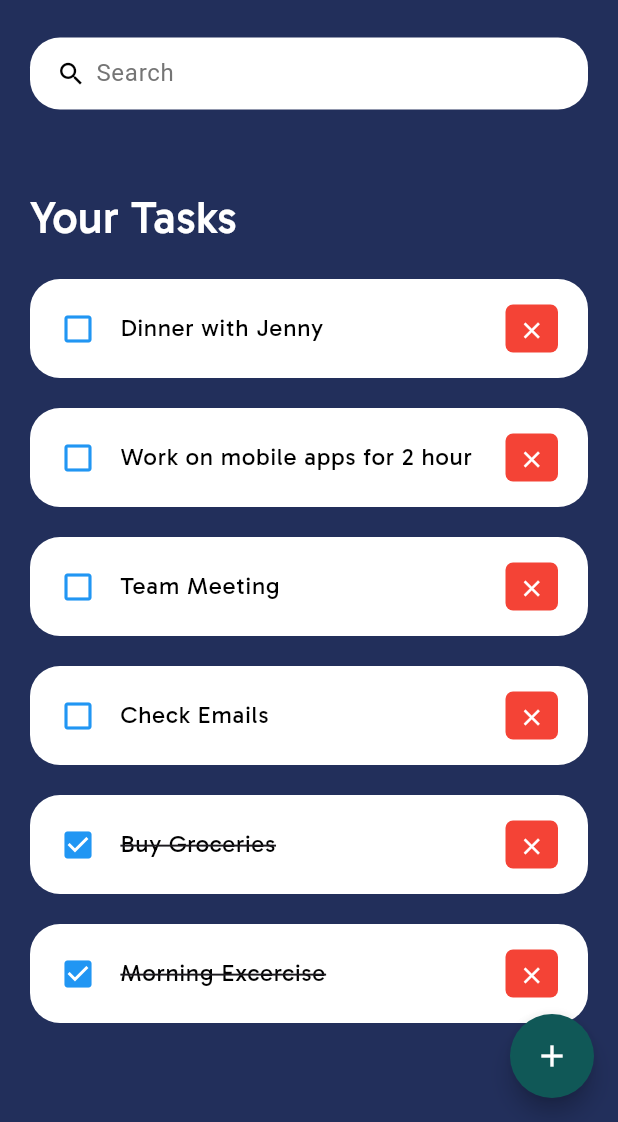
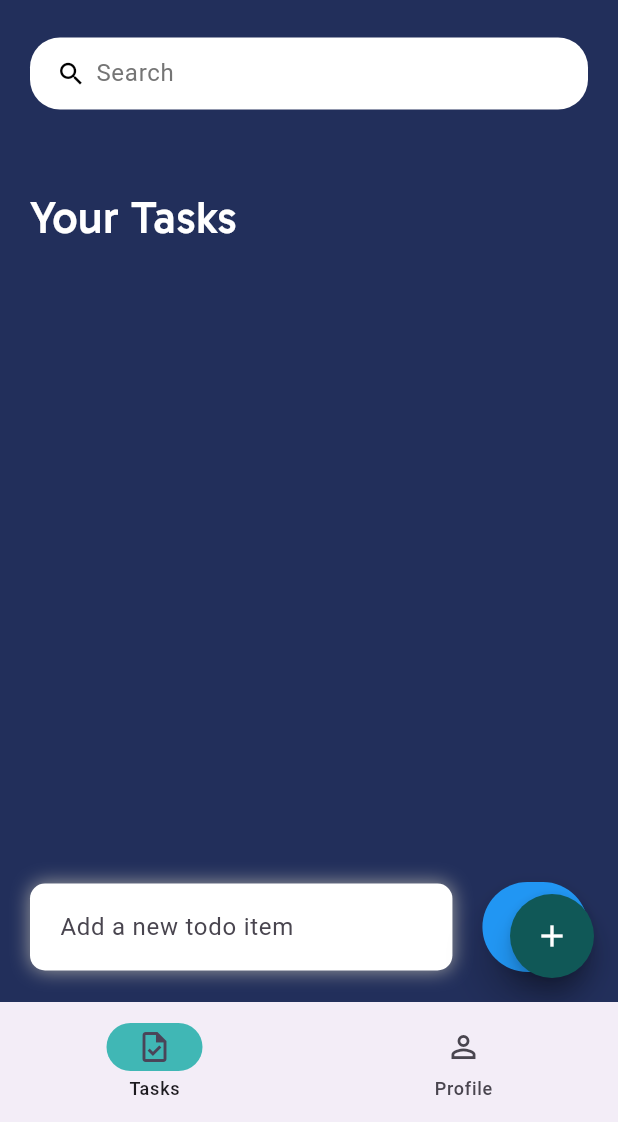
Before and after one commit to Deacher/mobdev-ristek, a Flutter app: the screen it shows after launch, on a phone screen of 412 x 824 dp, the part 114-1236 px from its top. Run offline on Flutter 3.47's test engine with Material 3 defaults, Android fonts, the light colour scheme and no system bars; missing offline and left inert: social_media_flutter.

Commit message:
tinggal add

```diff
--- /dev/null
+++ b/priority_tick/lib/components/drawer.dart
@@ -0,0 +1,102 @@
+import 'package:flutter/material.dart';
+
+import 'package:priority_tick/screens/listpage.dart';
+import 'package:priority_tick/screens/aboutpage.dart';
+
+import 'package:priority_tick/components/status.dart';
+
+/// Flutter code sample for [NavigationBar].
+
+class NavigationBarApp extends StatelessWidget {
+  const NavigationBarApp({super.key});
+
+  @override
+  Widget build(BuildContext context) {
+    return MaterialApp(
+      theme: ThemeData(useMaterial3: true),
+      home: const NavigationExample(),
+    );
+  }
+}
+
+class NavigationExample extends StatefulWidget {
+  const NavigationExample({super.key});
+
+  @override
+  State<NavigationExample> createState() => _NavigationExampleState();
+}
+
+class _NavigationExampleState extends State<NavigationExample> {
+  int currentPageIndex = 0;
+  static const IconData task_outlined = IconData(0xf429, fontFamily: 'MaterialIcons');
+
+  @override
+  Widget build(BuildContext context) {
+    final ThemeData theme = Theme.of(context);
+    return Scaffold(
+      bottomNavigationBar: NavigationBar(
+        onDestinationSelected: (int index) {
+          setState(() {
+            Status.currentPageIndex = index;
+            Status.pointerPageIndex = index;
+          });
+        },
+        selectedIndex: Status.pointerPageIndex,
+        indicatorColor: Color.fromARGB(255, 64, 183, 181),
+        destinations: const <Widget>[
+          NavigationDestination(
+            selectedIcon: Icon(task_outlined),
+            icon: Icon(task_outlined),
+            label: 'Tasks',
+          ),
+          NavigationDestination(
+            selectedIcon: Icon(Icons.person),
+            icon: Icon(Icons.person_outline),
+            label: 'Profile',
+          ),
+        ],
+      ),
+      body:  _getPage(Status.currentPageIndex),
+    );
+  }
+  Widget _getPage(int index) {
+    Widget page;
+    switch (index) {
+      case 0:
+        page = ListPage(); // Catalog Page
+        break;
+      case 1:
+        page = AboutPage(); // Recommendation page
+        break;
+      default:
+        page = Container(
+          child: Center(
+            child: Text('Error loading page'),
+          ),
+        );
+    }
+    return page;
+  }
+
+}
+
+class SampleHomePage extends StatelessWidget {
+  const SampleHomePage({Key? key}) : super(key: key);
+
+  @override
+  Widget build(BuildContext context) {
+    ThemeData theme = Theme.of(context);
+    return Card(
+      shadowColor: Colors.transparent,
+      margin: const EdgeInsets.all(8.0),
+      child: SizedBox.expand(
+        child: Center(
+          child: Text(
+            'Home page',
+            style: theme.textTheme.titleLarge,
+          ),
+        ),
+      ),
+    );
+  }
+}
--- /dev/null
+++ b/priority_tick/lib/components/status.dart
@@ -0,0 +1,4 @@
+class Status{
+  static int currentPageIndex = 0;
+  static int pointerPageIndex = 0;
+}
--- a/priority_tick/lib/main.dart
+++ b/priority_tick/lib/main.dart
@@ -1,4 +1,5 @@
 import 'package:flutter/material.dart';
+import 'package:priority_tick/components/drawer.dart';
 import 'package:priority_tick/screens/aboutpage.dart';
 import 'package:priority_tick/screens/listpage.dart';
 
@@ -17,7 +18,23 @@ class MyApp extends StatelessWidget {
         colorScheme: ColorScheme.fromSeed(seedColor: Colors.deepPurple),
         useMaterial3: true,
       ),
-      home: const ListPage(),
+      home: const MyHomePage(),
     );
   }
 }
+
+class MyHomePage extends StatefulWidget {
+  const MyHomePage({super.key});
+
+  @override
+  State<MyHomePage> createState() => _MyHomePageState();
+}
+
+class _MyHomePageState extends State<MyHomePage> {
+  @override
+  Widget build(BuildContext context) {
+    return Scaffold(
+      bottomNavigationBar: NavigationBarApp(),
+    );
+  }
+}
--- a/priority_tick/lib/model/tasks.dart
+++ b/priority_tick/lib/model/tasks.dart
@@ -9,14 +9,14 @@ class Tasks {
     this.isDone = false,
   });
 
-  static List<Tasks> todoList() {
-    return [
-      Tasks(id: '01', taskText: 'Morning Excercise', isDone: true ),
-      Tasks(id: '02', taskText: 'Buy Groceries', isDone: true ),
-      Tasks(id: '03', taskText: 'Check Emails', ),
-      Tasks(id: '04', taskText: 'Team Meeting', ),
-      Tasks(id: '05', taskText: 'Work on mobile apps for 2 hour', ),
-      Tasks(id: '06', taskText: 'Dinner with Jenny', ),
-    ];
+  static List<Tasks> todoList = [];
+
+  static void addTask(String taskText) {
+    final task = Tasks(id: DateTime.now().millisecondsSinceEpoch.toString(), taskText: taskText);
+    todoList.add(task);
+  }
+
+  static void deleteTask(String taskId) {
+    todoList.removeWhere((task) => task.id == taskId);
   }
 }
--- a/priority_tick/lib/screens/listpage.dart
+++ b/priority_tick/lib/screens/listpage.dart
@@ -12,7 +12,7 @@ class ListPage extends StatefulWidget {
 }
 
 class _ListPageState extends State<ListPage> {
-  final tasksList = Tasks.todoList();
+  final tasksList = Tasks.todoList;
   List<Tasks> _foundtask = [];
   final _taskController = TextEditingController();
 
@@ -76,64 +76,64 @@ class _ListPageState extends State<ListPage> {
               ],
             ),
           ),
-          // Align(
-          //   alignment: Alignment.bottomCenter,
-          //   child: Row(children: [
-          //     Expanded(
-          //       child: Container(
-          //         margin: EdgeInsets.only(
-          //           bottom: 20,
-          //           right: 20,
-          //           left: 20,
-          //         ),
-          //         padding: EdgeInsets.symmetric(
-          //           horizontal: 20,
-          //           vertical: 5,
-          //         ),
-          //         decoration: BoxDecoration(
-          //           color: Colors.white,
-          //           boxShadow: const [
-          //             BoxShadow(
-          //               color: Colors.grey,
-          //               offset: Offset(0.0, 0.0),
-          //               blurRadius: 10.0,
-          //               spreadRadius: 0.0,
-          //             ),
-          //           ],
-          //           borderRadius: BorderRadius.circular(10),
-          //         ),
-          //         child: TextField(
-          //           controller: _taskController,
-          //           decoration: InputDecoration(
-          //               hintText: 'Add a new todo item',
-          //               border: InputBorder.none),
-          //         ),
-          //       ),
-          //     ),
-              // Container(
-              //   margin: EdgeInsets.only(
-              //     bottom: 20,
-              //     right: 20,
-              //   ),
-              //   child: ElevatedButton(
-              //     child: Text(
-              //       '+',
-              //       style: TextStyle(
-              //         fontSize: 40,
-              //       ),
-              //     ),
-              //     onPressed: () {
-              //       _addToDoItem(_taskController.text);
-              //     },
-              //     style: ElevatedButton.styleFrom(
-              //       primary: Colors.blue,
-              //       minimumSize: Size(60, 60),
-              //       elevation: 10,
-              //     ),
-              //   ),
-              // ),
-          //   ]),
-          // ),
+          Align(
+            alignment: Alignment.bottomCenter,
+            child: Row(children: [
+              Expanded(
+                child: Container(
+                  margin: EdgeInsets.only(
+                    bottom: 20,
+                    right: 20,
+                    left: 20,
+                  ),
+                  padding: EdgeInsets.symmetric(
+                    horizontal: 20,
+                    vertical: 5,
+                  ),
+                  decoration: BoxDecoration(
+                    color: Colors.white,
+                    boxShadow: const [
+                      BoxShadow(
+                        color: Colors.grey,
+                        offset: Offset(0.0, 0.0),
+                        blurRadius: 10.0,
+                        spreadRadius: 0.0,
+                      ),
+                    ],
+                    borderRadius: BorderRadius.circular(10),
+                  ),
+                  child: TextField(
+                    controller: _taskController,
+                    decoration: InputDecoration(
+                        hintText: 'Add a new todo item',
+                        border: InputBorder.none),
+                  ),
+                ),
+              ),
+              Container(
+                margin: EdgeInsets.only(
+                  bottom: 20,
+                  right: 20,
+                ),
+                child: ElevatedButton(
+                  child: Text(
+                    '+',
+                    style: TextStyle(
+                      fontSize: 40,
+                    ),
+                  ),
+                  onPressed: () {
+                    _addtask(_taskController.text);
+                  },
+                  style: ElevatedButton.styleFrom(
+                    primary: Colors.blue,
+                    minimumSize: Size(60, 60),
+                    elevation: 10,
+                  ),
+                ),
+              ),
+            ]),
+          ),
         ],
       ),
       floatingActionButton: FloatingActionButton(
@@ -167,24 +167,21 @@ class _ListPageState extends State<ListPage> {
     });
   }
 
-  void _handleChange(Tasks todo) {
+  void _handleChange(Tasks task) {
     setState(() {
-      todo.isDone = !todo.isDone;
+      task.isDone = !task.isDone;
     });
   }
 
   void _deleteItem(String id) {
     setState(() {
-      tasksList.removeWhere((item) => item.id == id);
+      Tasks.deleteTask(id);
     });
   }
 
-  void _addToDoItem(String toDo) {
+  void _addtask(String task) {
     setState(() {
-      tasksList.add(Tasks(
-        id: DateTime.now().millisecondsSinceEpoch.toString(),
-        taskText: toDo,
-      ));
+      Tasks.addTask(task);
     });
     _taskController.clear();
   }
--- a/priority_tick/pubspec.yaml
+++ b/priority_tick/pubspec.yaml
@@ -32,6 +32,7 @@ dependencies:
     sdk: flutter
   social_media_flutter: ^0.0.2
   url_launcher: ^6.0.10
+  shared_preferences: ^2.0.8
 
   # The following adds the Cupertino Icons font to your application.
   # Use with the CupertinoIcons class for iOS style icons.
```
Also changed, not shown: priority_tick/pubspec.lock, 1 other file.
